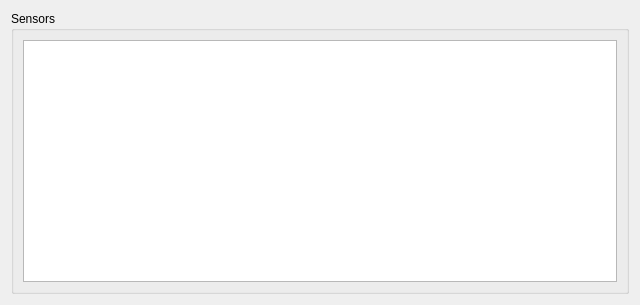
Old version of the form comet_longterm/sensorswidget.ui in the repository hephy-dd/comet-longterm.
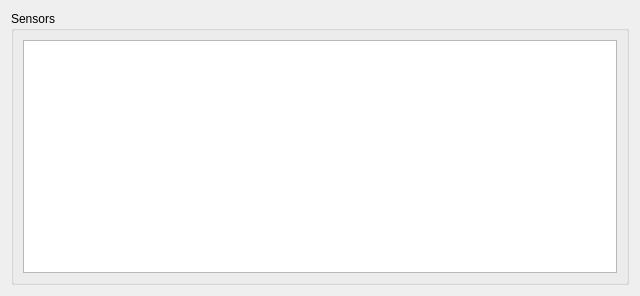
New version of the form.

Patch:
```diff
--- a/comet_longterm/sensorswidget.ui
+++ b/comet_longterm/sensorswidget.ui
@@ -22,18 +22,6 @@
      <layout class="QGridLayout" name="gridLayout_2">
       <item row="0" column="0">
        <widget class="QTableView" name="tableView">
-        <property name="minimumSize">
-         <size>
-          <width>0</width>
-          <height>242</height>
-         </size>
-        </property>
-        <property name="maximumSize">
-         <size>
-          <width>16777215</width>
-          <height>242</height>
-         </size>
-        </property>
         <property name="sizeAdjustPolicy">
          <enum>QAbstractScrollArea::AdjustToContents</enum>
         </property>
```
